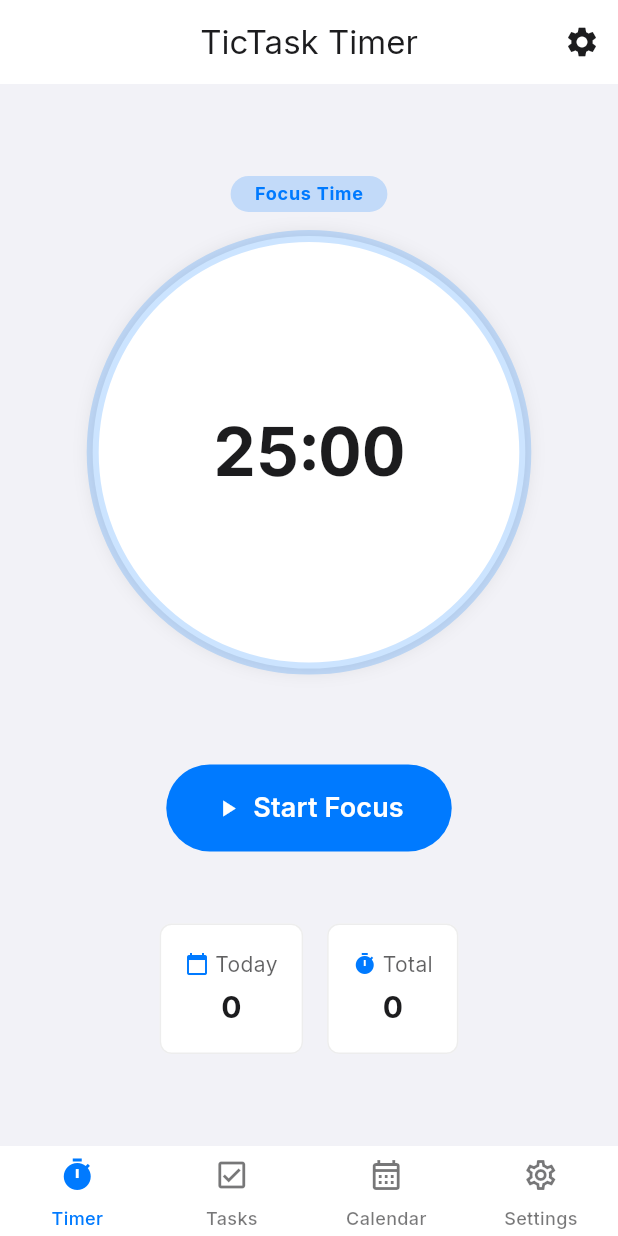
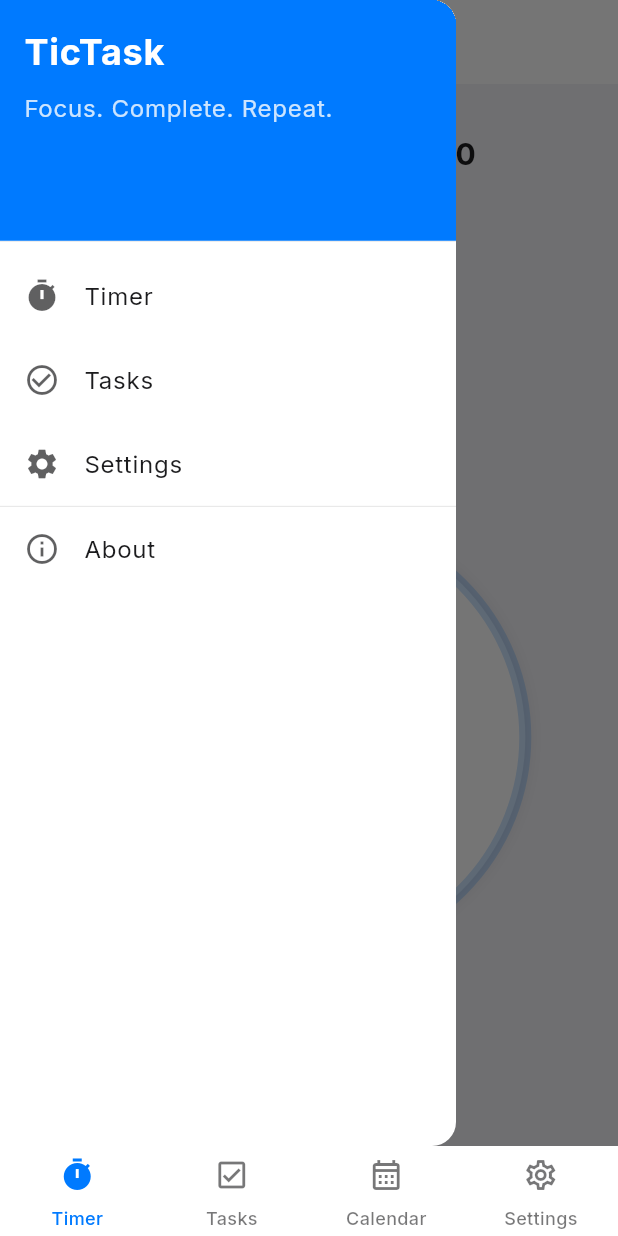
Before and after one commit to Santos-Enoque/tictask_flutter, a Flutter app: the screen it shows after launch, with the side drawer open (before the commit the screen has no drawer), on a phone screen of 412 x 824 dp. Run offline on Flutter 3.47's test engine with Material 3 defaults, Android fonts, the phone set to English and light mode, and no system bars; our stand-ins replace bloc, equatable, flutter_bloc, get_it, go_router, google_fonts and 3 more; accounts and stored records are empty; generated files the repository leaves out were written again.

Commit message:
add current task

```diff
--- a/lib/features/timer/screens/timer_screen.dart
+++ b/lib/features/timer/screens/timer_screen.dart
@@ -74,25 +74,25 @@ class _TimerScreenState extends State<TimerScreen> {
     }
   }
 
+  // Navigate to task selection
+  void _navigateToTaskSelection() {
+    context.push(Routes.tasks).then((selectedTaskId) {
+      if (selectedTaskId != null && selectedTaskId is String) {
+        _updateTaskFuture(selectedTaskId);
+        context.read<TimerBloc>().add(TimerStarted(taskId: selectedTaskId));
+      }
+    });
+  }
+
   @override
   Widget build(BuildContext context) {
-    final isDarkMode = Theme.of(context).brightness == Brightness.dark;
-
     return Scaffold(
       appBar: AppBar(
         title: const Text('TicTask Timer'),
         centerTitle: true,
         automaticallyImplyLeading: false,
-        actions: [
-          IconButton(
-            icon: const Icon(Icons.settings),
-            onPressed: () {
-              // Navigate to settings screen
-              context.push(Routes.settings);
-            },
-          ),
-        ],
       ),
+      drawer: _buildDrawer(context),
       body: BlocConsumer<TimerBloc, TimerState>(
         listener: (context, state) {
           // Update the task data when the timer state changes
@@ -117,81 +117,12 @@ class _TimerScreenState extends State<TimerScreen> {
           }
 
           return SafeArea(
-            child: Center(
+            child: Padding(
+              padding: const EdgeInsets.symmetric(horizontal: AppDimensions.md),
               child: Column(
-                mainAxisAlignment: MainAxisAlignment.center,
                 children: [
-                  // Timer display
-                  TimerDisplay(
-                    timeRemaining: state.timeRemaining,
-                    progress: state.progress,
-                    statusText: statusText,
-                    progressColor: statusColor,
-                  ),
-
-                  // Gap
+                  // 1. Stats at the top
                   const SizedBox(height: AppDimensions.md),
-
-                  // Task name display - use the cached future
-                  if (state.currentTaskId != null && _taskFuture != null)
-                    FutureBuilder<Task?>(
-                      future: _taskFuture,
-                      builder: (context, snapshot) {
-                        if (snapshot.connectionState ==
-                            ConnectionState.waiting) {
-                          return const CircularProgressIndicator();
-                        }
-
-                        if (snapshot.hasData && snapshot.data != null) {
-                          final task = snapshot.data!;
-                          return Container(
-                            padding: const EdgeInsets.symmetric(
-                              horizontal: AppDimensions.md,
-                              vertical: AppDimensions.sm,
-                            ),
-                            decoration: BoxDecoration(
-                              color: Theme.of(context)
-                                  .colorScheme
-                                  .surfaceContainerHighest,
-                              borderRadius:
-                                  BorderRadius.circular(AppDimensions.md),
-                            ),
-                            child: Column(
-                              children: [
-                                Text(
-                                  'Current Task',
-                                  style:
-                                      Theme.of(context).textTheme.labelMedium,
-                                ),
-                                Text(
-                                  task.title,
-                                  style: Theme.of(context)
-                                      .textTheme
-                                      .titleMedium
-                                      ?.copyWith(
-                                        fontWeight: FontWeight.bold,
-                                      ),
-                                  textAlign: TextAlign.center,
-                                ),
-                              ],
-                            ),
-                          );
-                        }
-
-                        return const SizedBox.shrink();
-                      },
-                    ),
-
-                  // Gap
-                  const SizedBox(height: AppDimensions.xxl),
-
-                  // Timer controls
-                  _buildCupertinoTimerControls(context, state),
-
-                  // Gap
-                  const SizedBox(height: AppDimensions.xxl),
-
-                  // Stats
                   Row(
                     mainAxisAlignment: MainAxisAlignment.center,
                     children: [
@@ -210,6 +141,28 @@ class _TimerScreenState extends State<TimerScreen> {
                       ),
                     ],
                   ),
+
+                  // 2. Current task display or task selection widget
+                  const SizedBox(height: AppDimensions.lg),
+                  _buildTaskSection(state),
+
+                  // 3. Timer display
+                  const SizedBox(height: AppDimensions.lg),
+                  Expanded(
+                    child: Center(
+                      child: TimerDisplay(
+                        timeRemaining: state.timeRemaining,
+                        progress: state.progress,
+                        statusText: statusText,
+                        progressColor: statusColor,
+                      ),
+                    ),
+                  ),
+
+                  // 4. Timer controls at the bottom
+                  const SizedBox(height: AppDimensions.md),
+                  _buildCupertinoTimerControls(context, state),
+                  const SizedBox(height: AppDimensions.xl),
                 ],
               ),
             ),
@@ -248,6 +201,172 @@ class _TimerScreenState extends State<TimerScreen> {
               },
             )
           : null,
+    );
+  }
+
+  // New method to build the task section - either current task or task selector
+  Widget _buildTaskSection(TimerState state) {
+    // Case 1: We have a task ID and loaded task
+    if (state.currentTaskId != null && _taskFuture != null) {
+      return FutureBuilder<Task?>(
+        future: _taskFuture,
+        builder: (context, snapshot) {
+          if (snapshot.connectionState == ConnectionState.waiting) {
+            return const Center(child: CircularProgressIndicator());
+          }
+
+          if (snapshot.hasData && snapshot.data != null) {
+            final task = snapshot.data!;
+            return Card(
+              elevation: 2,
+              shape: RoundedRectangleBorder(
+                borderRadius: BorderRadius.circular(AppDimensions.md),
+              ),
+              child: InkWell(
+                onTap: _navigateToTaskSelection, // Allow changing the task
+                borderRadius: BorderRadius.circular(AppDimensions.md),
+                child: Padding(
+                  padding: const EdgeInsets.all(AppDimensions.md),
+                  child: Column(
+                    children: [
+                      Text(
+                        'Current Task',
+                        style: Theme.of(context).textTheme.labelMedium,
+                      ),
+                      const SizedBox(height: 4),
+                      Text(
+                        task.title,
+                        style:
+                            Theme.of(context).textTheme.titleMedium?.copyWith(
+                                  fontWeight: FontWeight.bold,
+                                ),
+                        textAlign: TextAlign.center,
+                      ),
+                    ],
+                  ),
+                ),
+              ),
+            );
+          }
+
+          // Data is null, show task selection button
+          return _buildTaskSelectionButton();
+        },
+      );
+    }
+
+    // Case 2: No task selected, show task selection button
+    return _buildTaskSelectionButton();
+  }
+
+  // Helper method to build the task selection button
+  Widget _buildTaskSelectionButton() {
+    return Card(
+      elevation: 2,
+      shape: RoundedRectangleBorder(
+        borderRadius: BorderRadius.circular(AppDimensions.md),
+      ),
+      child: InkWell(
+        onTap: _navigateToTaskSelection,
+        borderRadius: BorderRadius.circular(AppDimensions.md),
+        child: Padding(
+          padding: const EdgeInsets.all(AppDimensions.md),
+          child: Column(
+            children: [
+              const Icon(Icons.add_task, size: 28),
+              const SizedBox(height: 4),
+              Text(
+                'Select a Task',
+                style: Theme.of(context).textTheme.titleMedium,
+                textAlign: TextAlign.center,
+              ),
+            ],
+          ),
+        ),
+      ),
+    );
+  }
+
+  Widget _buildDrawer(BuildContext context) {
+    return Drawer(
+      child: ListView(
+        padding: EdgeInsets.zero,
+        children: [
+          DrawerHeader(
+            decoration: BoxDecoration(
+              color: Theme.of(context).colorScheme.primary,
+            ),
+            child: Column(
+              crossAxisAlignment: CrossAxisAlignment.start,
+              children: [
+                Text(
+                  'TicTask',
+                  style: TextStyle(
+                    color: Theme.of(context).colorScheme.onPrimary,
+                    fontSize: 24,
+                    fontWeight: FontWeight.bold,
+                  ),
+                ),
+                const SizedBox(height: 8),
+                Text(
+                  'Focus. Complete. Repeat.',
+                  style: TextStyle(
+                    color: Theme.of(context)
+                        .colorScheme
+                        .onPrimary
+                        .withOpacity(0.8),
+                  ),
+                ),
+              ],
+            ),
+          ),
+          ListTile(
+            leading: const Icon(Icons.timer),
+            title: const Text('Timer'),
+            onTap: () {
+              context.push(Routes.timer);
+              Navigator.pop(context); // Close drawer
+            },
+          ),
+          ListTile(
+            leading: const Icon(Icons.check_circle_outline),
+            title: const Text('Tasks'),
+            onTap: () {
+              context.push(Routes.tasks);
+              Navigator.pop(context); // Close drawer
+            },
+          ),
+          ListTile(
+            leading: const Icon(Icons.settings),
+            title: const Text('Settings'),
+            onTap: () {
+              context.push(Routes.settings);
+              Navigator.pop(context); // Close drawer
+            },
+          ),
+          const Divider(),
+          ListTile(
+            leading: const Icon(Icons.info_outline),
+            title: const Text('About'),
+            onTap: () {
+              Navigator.pop(context); // Close drawer
+              // Show about dialog
+              showAboutDialog(
+                context: context,
+                applicationName: 'TicTask',
+                applicationVersion: '1.0.0',
+                applicationLegalese: '© 2023 TicTask',
+                children: [
+                  const SizedBox(height: 16),
+                  const Text(
+                    'A Pomodoro timer app to help you stay focused and productive.',
+                  ),
+                ],
+              );
+            },
+          ),
+        ],
+      ),
     );
   }
 
@@ -467,14 +586,14 @@ class _TimerScreenState extends State<TimerScreen> {
   ) {
     return Container(
       padding: const EdgeInsets.all(AppDimensions.md),
-      decoration: BoxDecoration(
-        color: Theme.of(context).colorScheme.surface,
-        borderRadius: BorderRadius.circular(AppDimensions.radiusMd),
-        border: Border.all(
-          color: Theme.of(context).colorScheme.outline.withOpacity(0.5),
-        ),
-      ),
-      child: Column(
+      // decoration: BoxDecoration(
+      //   color: Theme.of(context).colorScheme.surface,
+      //   borderRadius: BorderRadius.circular(AppDimensions.radiusMd),
+      //   border: Border.all(
+      //     color: Theme.of(context).colorScheme.outline.withOpacity(0.5),
+      //   ),
+      // ),
+      child: Row(
         children: [
           Row(
             children: [
@@ -494,7 +613,7 @@ class _TimerScreenState extends State<TimerScreen> {
               ),
             ],
           ),
-          const SizedBox(height: AppDimensions.xs),
+          const SizedBox(width: AppDimensions.md),
           Text(
             value,
             style: TextStyle(
```
